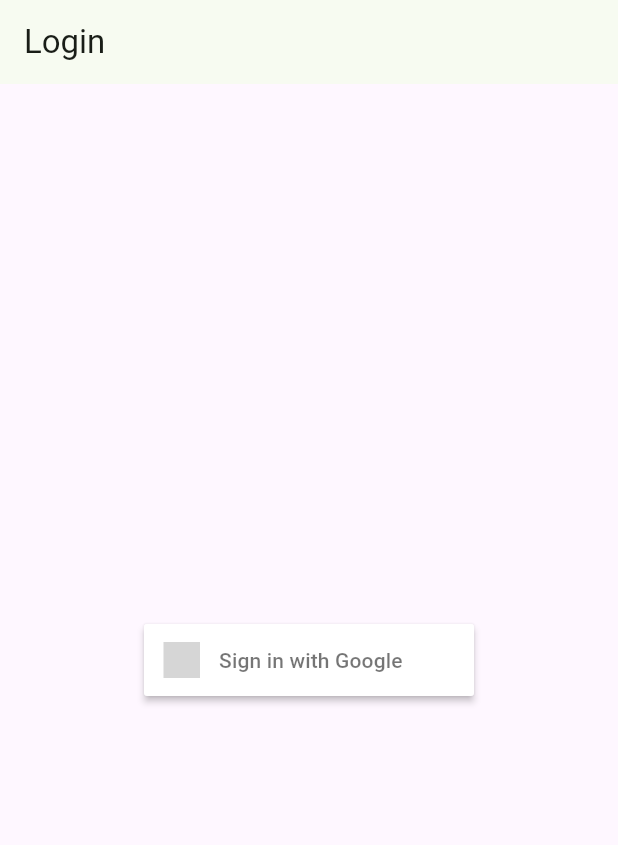
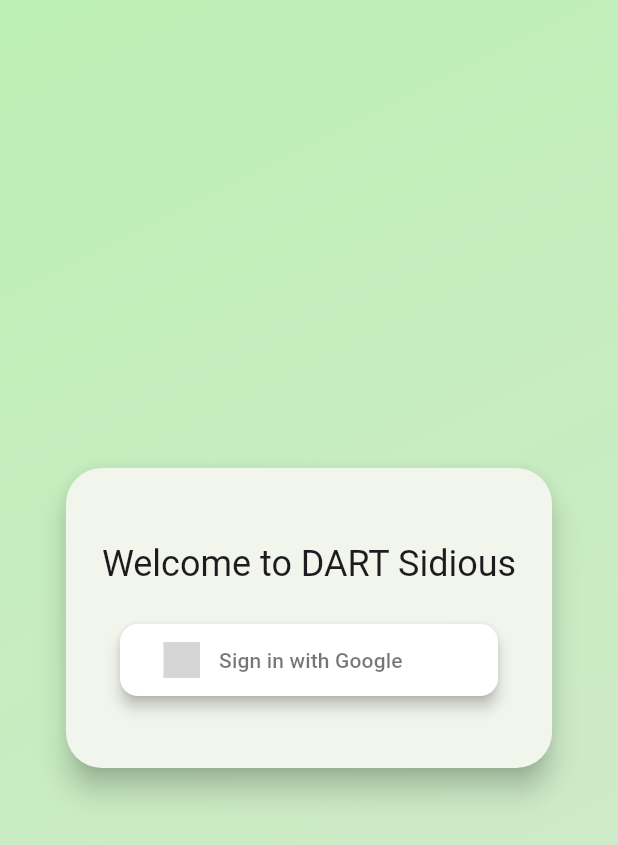
Before and after one commit to thanhhang1306/todo_spring_2025, a Flutter app: the screen it shows after launch, on a phone screen of 412 x 824 dp. Shown: the top 845 px of the screen. Run offline on Flutter 3.47's test engine with Material 3 defaults, Android fonts, the light colour scheme and no system bars; drawn by our look-alikes of sign_in_button; our stand-ins replace cloud_firestore, firebase_auth, firebase_core, flutter_local_notifications, google_fonts, google_sign_in and 1 more; missing offline and left inert: app_settings; accounts and stored records are empty; grey boxes are pictures that could not be loaded.

Commit message:
Added new design (alpha - WIP).

```diff
--- a/lib/login/login_screen.dart
+++ b/lib/login/login_screen.dart
@@ -1,34 +1,101 @@
+// lib/login/login_screen.dart
 import 'package:firebase_auth/firebase_auth.dart';
 import 'package:flutter/material.dart';
 import 'package:google_sign_in/google_sign_in.dart';
 import 'package:sign_in_button/sign_in_button.dart';
 
-class LoginScreen extends StatelessWidget {
+class LoginScreen extends StatefulWidget {
   const LoginScreen({super.key});
 
   @override
-  Widget build(BuildContext context) {
-    return Scaffold(
-      appBar: AppBar(
-        title: const Text('Login'),
-      ),
-      body: Center(
-        child: SizedBox(
-          height: 48,
-          child: SignInButton(
-            Buttons.google,
-            onPressed: () async {
+  State<LoginScreen> createState() => _LoginScreenState();
+}
+
+class _LoginScreenState extends State<LoginScreen>
+    with SingleTickerProviderStateMixin {
+  late final AnimationController _animController;
+  late final Animation<double> _fadeIn;
+
+  @override
+  void initState() {
+    super.initState();
+    _animController = AnimationController(
+      vsync: this,
+      duration: const Duration(milliseconds: 800),
+    );
+    _fadeIn = CurvedAnimation(
+      parent: _animController,
+      curve: Curves.easeInOut,
+    );
+    _animController.forward();
+  }
+
+  @override
+  void dispose() {
+    _animController.dispose();
+    super.dispose();
+  }
+
+  Future<void> _handleGoogleSignIn() async {
     final account = await GoogleSignIn(scopes: ['email']).signIn();
     if (account == null) return;
-
     final googleAuth = await account.authentication;
     final credential = GoogleAuthProvider.credential(
       accessToken: googleAuth.accessToken,
       idToken: googleAuth.idToken,
     );
+    await FirebaseAuth.instance.signInWithCredential(credential);
+    // leave navigation to HomeScreen for later
+  }
 
-              await FirebaseAuth.instance.signInWithCredential(credential);
-            },
+  @override
+  Widget build(BuildContext context) {
+    final scheme = Theme.of(context).colorScheme;
+    return Scaffold(
+      body: FadeTransition(
+        opacity: _fadeIn,
+        child: Container(
+          decoration: BoxDecoration(
+            gradient: LinearGradient(
+              colors: [
+                scheme.primaryContainer,
+                scheme.secondaryContainer,
+              ],
+              begin: Alignment.topLeft,
+              end: Alignment.bottomRight,
+            ),
+          ),
+          child: Center(
+            child: Card(
+              elevation: 8,
+              shape: RoundedRectangleBorder(borderRadius: BorderRadius.circular(24)),
+              margin: const EdgeInsets.symmetric(horizontal: 32),
+              child: Padding(
+                padding: const EdgeInsets.symmetric(vertical: 48, horizontal: 24),
+                child: Column(
+                  mainAxisSize: MainAxisSize.min,
+                  children: [
+                    // Optional: drop in your pixel-art logo here
+                    // SizedBox(height: 100, child: Image.asset('assets/logo.png')),
+                    Text(
+                      'Welcome to DART Sidious',
+                      style: Theme.of(context).textTheme.headlineSmall,
+                      textAlign: TextAlign.center,
+                    ),
+                    const SizedBox(height: 24),
+                    SignInButton(
+                      Buttons.google,
+                      onPressed: _handleGoogleSignIn,
+                      elevation: 4,
+                      padding: const EdgeInsets.symmetric(vertical: 12, horizontal: 16),
+                      shape: RoundedRectangleBorder(
+                        borderRadius: BorderRadius.circular(12),
+                      ),
+                    ),
+                  ],
+                ),
+              ),
+            ),
           ),
         ),
       ),
```
Lines whose indentation alone changed are shown as unchanged.
